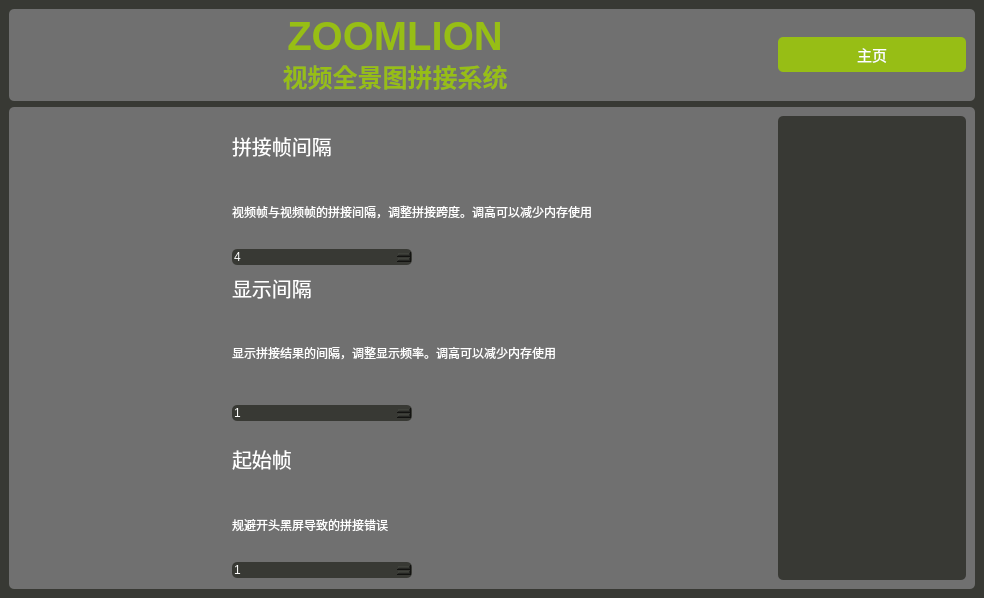
Above: setting.ui from HenryTANG0520/Panorama_Stiching before the change. Below: the same form after it.
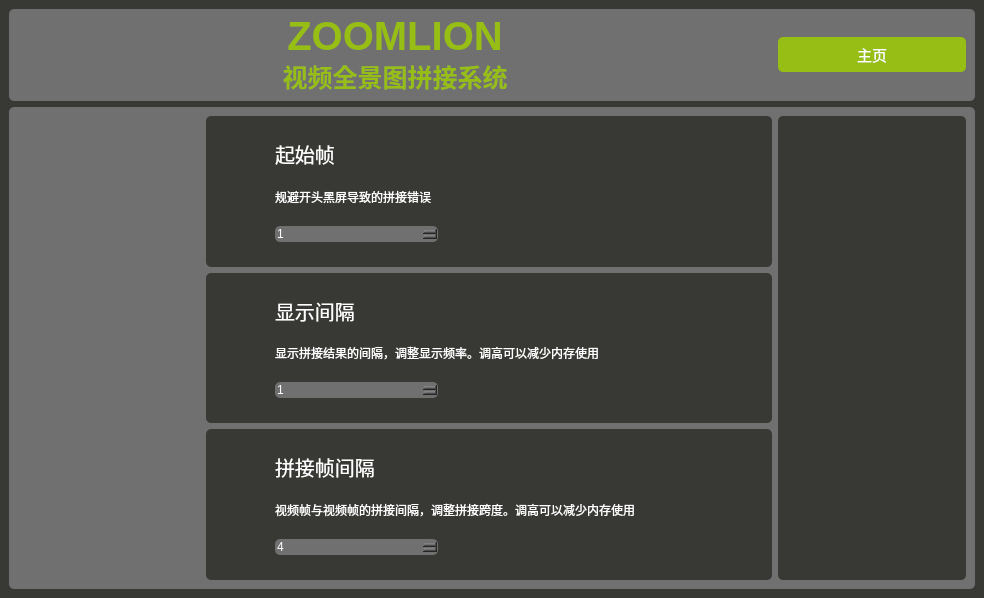
That is the form after the change. Icons and pictures are not drawn.

Commit message: 更新了设置ui

What changed in the file:
```diff
--- a/setting.ui
+++ b/setting.ui
@@ -20,7 +20,7 @@
 	border-radius: 5px;
 	color: white
 }
-QLabel{
+QSpinBox{
 	background-color:#707070;
 }
 QGroupBox{
@@ -63,6 +63,9 @@
 }
 #heading_1, #heading_2, #heading_3{
 	font-size:20px;
+}
+#groupBox_3, #groupBox_4, #groupBox_5{
+	background-color: #383934 ;
 }</string>
   </property>
   <widget class="QWidget" name="centralwidget">
@@ -155,13 +158,17 @@
         </spacer>
        </item>
        <item>
-        <layout class="QVBoxLayout" name="verticalLayout_8">
+        <layout class="QVBoxLayout" name="verticalLayout_5" stretch="1,1,1">
          <item>
-          <layout class="QHBoxLayout" name="horizontalLayout_2">
+          <widget class="QGroupBox" name="groupBox_5">
+           <property name="title">
+            <string/>
+           </property>
+           <layout class="QHBoxLayout" name="horizontalLayout_5" stretch="1,9">
            <item>
-            <layout class="QVBoxLayout" name="verticalLayout">
+             <layout class="QVBoxLayout" name="verticalLayout_7" stretch="1,1">
              <item>
-              <widget class="QLabel" name="label">
+               <widget class="QLabel" name="label_5">
                <property name="text">
                 <string/>
                </property>
@@ -171,7 +178,7 @@
               </widget>
              </item>
              <item>
-              <spacer name="verticalSpacer">
+               <spacer name="verticalSpacer_3">
                <property name="orientation">
                 <enum>Qt::Orientation::Vertical</enum>
                </property>
@@ -186,35 +193,45 @@
             </layout>
            </item>
            <item>
-            <layout class="QVBoxLayout" name="section_1" stretch="1,1,2">
+             <layout class="QVBoxLayout" name="section_3" stretch="1,1,3,4,1">
              <item>
-              <widget class="QLabel" name="heading_1">
+               <spacer name="verticalSpacer_5">
+                <property name="orientation">
+                 <enum>Qt::Orientation::Vertical</enum>
+                </property>
+                <property name="sizeHint" stdset="0">
+                 <size>
+                  <width>20</width>
+                  <height>40</height>
+                 </size>
+                </property>
+               </spacer>
+              </item>
+              <item>
+               <widget class="QLabel" name="heading_3">
                <property name="text">
-                <string>拼接帧间隔</string>
+                 <string>起始帧</string>
                </property>
               </widget>
              </item>
              <item>
-              <widget class="QLabel" name="discrib_1">
+               <widget class="QLabel" name="label_4">
                <property name="text">
-                <string>视频帧与视频帧的拼接间隔，调整拼接跨度。调高可以减少内存使用</string>
+                 <string>规避开头黑屏导致的拼接错误</string>
                </property>
               </widget>
              </item>
              <item>
-              <layout class="QHBoxLayout" name="horizontalLayout_3" stretch="1,2">
+               <layout class="QHBoxLayout" name="horizontalLayout_7" stretch="1,2">
                <item>
-                <widget class="QSpinBox" name="spinBox">
+                 <widget class="QSpinBox" name="spinBox_4">
                  <property name="minimum">
                   <number>1</number>
                  </property>
-                 <property name="value">
-                  <number>4</number>
-                 </property>
                 </widget>
                </item>
                <item>
-                <spacer name="horizontalSpacer">
+                 <spacer name="horizontalSpacer_6">
                  <property name="orientation">
                   <enum>Qt::Orientation::Horizontal</enum>
                  </property>
@@ -228,14 +245,32 @@
                </item>
               </layout>
              </item>
+              <item>
+               <spacer name="verticalSpacer_4">
+                <property name="orientation">
+                 <enum>Qt::Orientation::Vertical</enum>
+                </property>
+                <property name="sizeHint" stdset="0">
+                 <size>
+                  <width>20</width>
+                  <height>40</height>
+                 </size>
+                </property>
+               </spacer>
+              </item>
             </layout>
            </item>
           </layout>
+          </widget>
          </item>
          <item>
-          <layout class="QHBoxLayout" name="horizontalLayout_5">
+          <widget class="QGroupBox" name="groupBox_4">
+           <property name="title">
+            <string/>
+           </property>
+           <layout class="QHBoxLayout" name="horizontalLayout_6" stretch="1,9">
            <item>
-            <layout class="QVBoxLayout" name="verticalLayout_4">
+             <layout class="QVBoxLayout" name="verticalLayout_4" stretch="1,1">
              <item>
               <widget class="QLabel" name="label_2">
                <property name="text">
@@ -262,7 +297,20 @@
             </layout>
            </item>
            <item>
-            <layout class="QVBoxLayout" name="section_2" stretch="0,1,2">
+             <layout class="QVBoxLayout" name="section_2" stretch="1,1,3,4,1">
+              <item>
+               <spacer name="verticalSpacer_6">
+                <property name="orientation">
+                 <enum>Qt::Orientation::Vertical</enum>
+                </property>
+                <property name="sizeHint" stdset="0">
+                 <size>
+                  <width>20</width>
+                  <height>40</height>
+                 </size>
+                </property>
+               </spacer>
+              </item>
              <item>
               <widget class="QLabel" name="heading_2">
                <property name="text">
@@ -313,16 +361,34 @@
                </item>
               </layout>
              </item>
+              <item>
+               <spacer name="verticalSpacer_7">
+                <property name="orientation">
+                 <enum>Qt::Orientation::Vertical</enum>
+                </property>
+                <property name="sizeHint" stdset="0">
+                 <size>
+                  <width>20</width>
+                  <height>40</height>
+                 </size>
+                </property>
+               </spacer>
+              </item>
             </layout>
            </item>
           </layout>
+          </widget>
          </item>
          <item>
-          <layout class="QHBoxLayout" name="horizontalLayout_6">
+          <widget class="QGroupBox" name="groupBox_3">
+           <property name="title">
+            <string/>
+           </property>
+           <layout class="QHBoxLayout" name="horizontalLayout_2" stretch="1,9">
            <item>
-            <layout class="QVBoxLayout" name="verticalLayout_7">
+             <layout class="QVBoxLayout" name="verticalLayout" stretch="1,1">
              <item>
-              <widget class="QLabel" name="label_5">
+               <widget class="QLabel" name="label">
                <property name="text">
                 <string/>
                </property>
@@ -332,7 +398,7 @@
               </widget>
              </item>
              <item>
-              <spacer name="verticalSpacer_3">
+               <spacer name="verticalSpacer">
                <property name="orientation">
                 <enum>Qt::Orientation::Vertical</enum>
                </property>
@@ -347,32 +413,48 @@
             </layout>
            </item>
            <item>
-            <layout class="QVBoxLayout" name="section_3" stretch="0,0,2">
+             <layout class="QVBoxLayout" name="section_1" stretch="1,1,3,4,1">
              <item>
-              <widget class="QLabel" name="heading_3">
+               <spacer name="verticalSpacer_8">
+                <property name="orientation">
+                 <enum>Qt::Orientation::Vertical</enum>
+                </property>
+                <property name="sizeHint" stdset="0">
+                 <size>
+                  <width>20</width>
+                  <height>40</height>
+                 </size>
+                </property>
+               </spacer>
+              </item>
+              <item>
+               <widget class="QLabel" name="heading_1">
                <property name="text">
-                <string>起始帧</string>
+                 <string>拼接帧间隔</string>
                </property>
               </widget>
              </item>
              <item>
-              <widget class="QLabel" name="label_4">
+               <widget class="QLabel" name="discrib_1">
                <property name="text">
-                <string>规避开头黑屏导致的拼接错误</string>
+                 <string>视频帧与视频帧的拼接间隔，调整拼接跨度。调高可以减少内存使用</string>
                </property>
               </widget>
              </item>
              <item>
-              <layout class="QHBoxLayout" name="horizontalLayout_7" stretch="1,2">
+               <layout class="QHBoxLayout" name="horizontalLayout_3" stretch="1,2">
                <item>
-                <widget class="QSpinBox" name="spinBox_4">
+                 <widget class="QSpinBox" name="spinBox">
                  <property name="minimum">
                   <number>1</number>
                  </property>
+                  <property name="value">
+                   <number>4</number>
+                  </property>
                 </widget>
                </item>
                <item>
-                <spacer name="horizontalSpacer_6">
+                 <spacer name="horizontalSpacer">
                  <property name="orientation">
                   <enum>Qt::Orientation::Horizontal</enum>
                  </property>
@@ -386,9 +468,23 @@
                </item>
               </layout>
              </item>
+              <item>
+               <spacer name="verticalSpacer_9">
+                <property name="orientation">
+                 <enum>Qt::Orientation::Vertical</enum>
+                </property>
+                <property name="sizeHint" stdset="0">
+                 <size>
+                  <width>20</width>
+                  <height>40</height>
+                 </size>
+                </property>
+               </spacer>
+              </item>
             </layout>
            </item>
           </layout>
+          </widget>
          </item>
         </layout>
        </item>
```
Left out of the diff: 4 changed lines with no effect on the pictures. Lines whose indentation alone changed are shown as unchanged. The commit also changes 1 other file.
